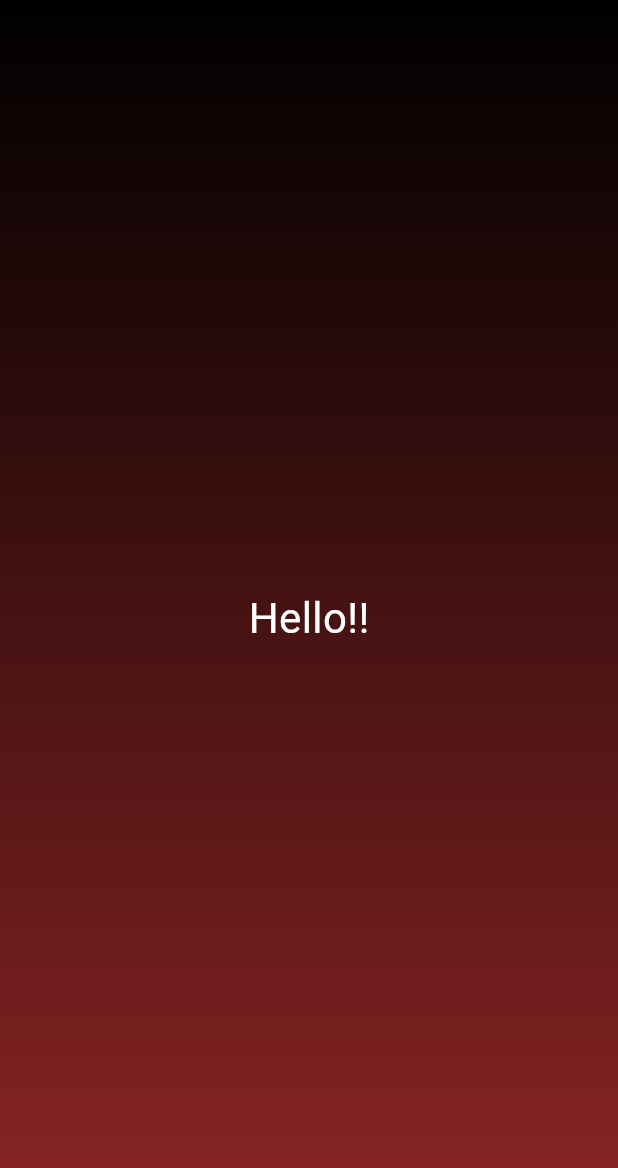
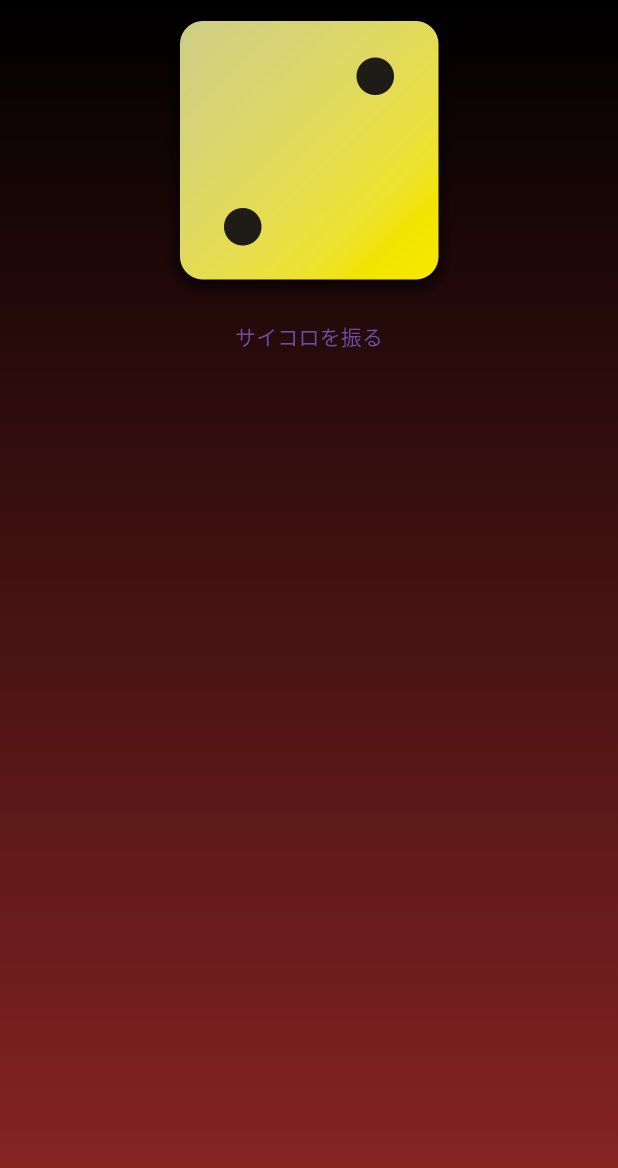
Before and after one commit to k-0107/first_flutter, a Flutter app: the screen it shows after launch, on a phone screen of 412 x 824 dp. Shown: the top 1168 px of the screen. Run offline on Flutter 3.47's test engine with Material 3 defaults, Android fonts, the phone set to English and light mode, and no system bars.

```diff
--- a/lib/gradient_container.dart
+++ b/lib/gradient_container.dart
@@ -9,6 +9,14 @@ class GradientContainer extends StatelessWidget {
   final Color color1;
   final Color color2;
 
+  // const GradientContainer.purple({super.key})
+  //     : color1 = Colors.indigo,
+  //       color2 = Colors.deepPurple;
+
+  void rollDice() {
+    //...
+  }
+
   @override
   Widget build(BuildContext context) {
     return Container(
@@ -19,8 +27,19 @@ class GradientContainer extends StatelessWidget {
           end: endAlignment,
         ),
       ),
-      child: const Center(
-        child: TextWithStyle("Hello!!"),
+      child: Center(
+        child: Column(
+          children: [
+            Image.asset(
+              "assets/images/dice-2.png",
+              width: 200,
+            ),
+            TextButton(
+              onPressed: rollDice,
+              child: const Text("サイコロを振る"),
+            )
+          ],
+        ),
       ),
     );
   }
```
Also changed, not shown: pubspec.yaml (+8 -6 lines), assets/images/dice-1.png (added), assets/images/dice-2.png (added), assets/images/dice-3.png (added), assets/images/dice-4.png (added), assets/images/dice-5.png (added), assets/images/dice-6.png (added).
